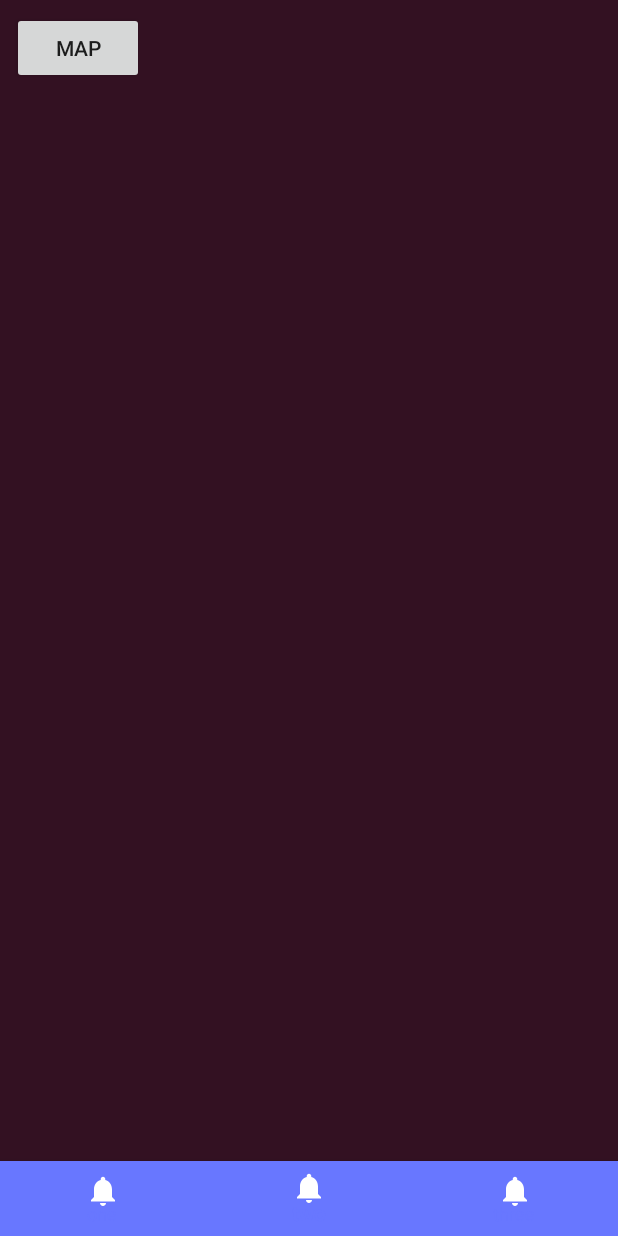
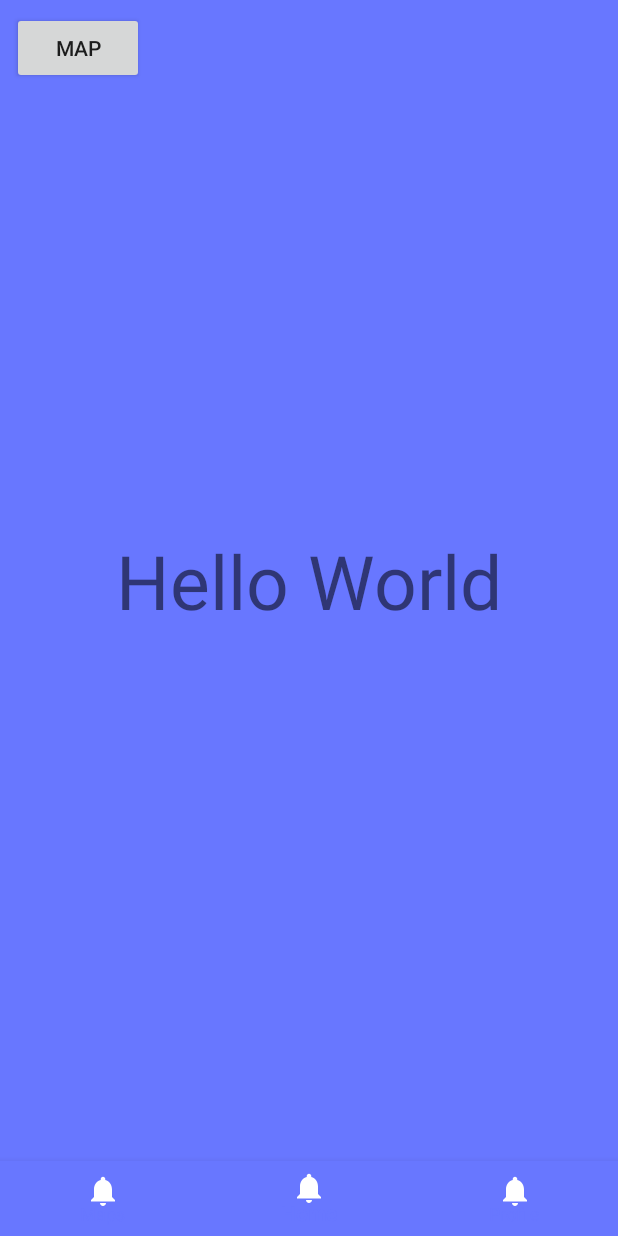
Before and after one commit to kylelainez/OOP-Project-Android, an Android app: the screen it shows after launch (MainActivity), item 2 of the bottom bar chosen, on a phone screen of 412 x 824 dp. Run offline under Robolectric (Android 15) with nearby library versions, the phone set to English and light mode, and no system bars.

Commit message:
Add/Edit Bottom Navigation
Added Fragments
Complete Bottom Nav Functionality

```diff
--- a/app/build.gradle
+++ b/app/build.gradle
@@ -23,8 +23,10 @@ dependencies {
     implementation 'androidx.appcompat:appcompat:1.0.2'
     implementation 'com.google.android.material:material:1.1.0-alpha09'
     implementation 'com.android.support.constraint:constraint-layout:1.1.3'
+    implementation 'androidx.legacy:legacy-support-v4:1.0.0'
     testImplementation 'junit:junit:4.12'
     androidTestImplementation 'androidx.test:runner:1.2.0'
     androidTestImplementation 'com.android.support.test.espresso:espresso-core:3.0.2'
     implementation 'com.google.android.gms:play-services:12.0.1'
+    implementation 'com.google.android.material:material:1.0.0-rc01'
 }
--- /dev/null
+++ b/app/src/main/java/com/kylelainez/oop_project_v1/HomeFragment.java
@@ -0,0 +1,18 @@
+package com.kylelainez.oop_project_v1;
+
+import android.os.Bundle;
+import android.view.LayoutInflater;
+import android.view.View;
+import android.view.ViewGroup;
+
+import androidx.annotation.NonNull;
+import androidx.annotation.Nullable;
+import androidx.fragment.app.Fragment;
+
+public class HomeFragment extends Fragment {
+    @Nullable
+    @Override
+    public View onCreateView(@NonNull LayoutInflater inflater, @Nullable ViewGroup container, @Nullable Bundle savedInstanceState) {
+       return inflater.inflate(R.layout.home_fragment,container,false);
+    }
+}
--- a/app/src/main/java/com/kylelainez/oop_project_v1/MainActivity.java
+++ b/app/src/main/java/com/kylelainez/oop_project_v1/MainActivity.java
@@ -3,16 +3,23 @@ package com.kylelainez.oop_project_v1;
 import android.app.Dialog;
 import android.content.Intent;
 import android.os.Bundle;
-import android.text.style.BackgroundColorSpan;
 import android.util.Log;
+import android.view.MenuItem;
 import android.view.View;
 import android.widget.Button;
 import android.widget.Toast;
 
+import androidx.annotation.NonNull;
+import androidx.appcompat.app.ActionBar;
 import androidx.appcompat.app.AppCompatActivity;
+import androidx.fragment.app.Fragment;
+import androidx.fragment.app.FragmentTransaction;
 
+
+import com.google.android.material.bottomnavigation.BottomNavigationView;
 import com.google.android.gms.common.ConnectionResult;
 import com.google.android.gms.common.GoogleApiAvailability;
+
 
 public class MainActivity extends AppCompatActivity {
 
@@ -24,40 +31,62 @@ public class MainActivity extends AppCompatActivity {
         setTheme(R.style.AppTheme_NoActionBar);
         super.onCreate(savedInstanceState);
         setContentView(R.layout.activity_main);
-        if(isServiceOK()){
+        if (isServiceOK()) {
             init();
         }
+
+        BottomNavigationView bottomNavigationView = findViewById(R.id.nav_view);
+        bottomNavigationView.setOnNavigationItemSelectedListener(navigationItemSelectedListener);
     }
 
-    public void init(){                                                                              //Initializes the button for opening map
+    private BottomNavigationView.OnNavigationItemSelectedListener navigationItemSelectedListener =
+            new BottomNavigationView.OnNavigationItemSelectedListener() {
+                @Override
+                public boolean onNavigationItemSelected(@NonNull MenuItem item) {
+                    Fragment fragment = null;
+                    switch (item.getItemId()){
+                        case R.id.home_navigation:
+                            fragment = new HomeFragment();
+                            break;
+                        case R.id.profile_navigation:
+                            fragment = new ProfileFragment();
+                            break;
+                        case R.id.maps_navigation:
+                            fragment = new MapFragment();
+                            break;
+                    }
+                    getSupportFragmentManager().beginTransaction().replace(R.id.frame_container,
+                    fragment).commit();
+                    return true;
+                }
+            };
+
+    public void init() {                                                                             //Initializes the button for opening map
         Button MapBtn = findViewById(R.id.MapBtn);
         MapBtn.setOnClickListener(new View.OnClickListener() {
             @Override
             public void onClick(View v) {
-                Intent intent = new Intent(MainActivity.this,MapActivity.class);
+                Intent intent = new Intent(MainActivity.this, MapActivity.class);
                 startActivity(intent);
             }
         });
     }
-    public void Try(){
-        System.out.println("Hello");
-    }
 
-    public boolean isServiceOK(){                                                                    //Checks whether all Services
+    public boolean isServiceOK() {                                                                   //Checks whether all Services
         Log.d(TAG, "isServiceOK: Checking Google Services Version");                            //Are up to date and working
 
         int available = GoogleApiAvailability.getInstance().isGooglePlayServicesAvailable(
                 MainActivity.this);
-        if(available == ConnectionResult.SUCCESS){
+        if (available == ConnectionResult.SUCCESS) {
             Log.d(TAG, "isServiceOK: Google Play Services is working");
             return true;
-        }else if (GoogleApiAvailability.getInstance().isUserResolvableError(available)){
+        } else if (GoogleApiAvailability.getInstance().isUserResolvableError(available)) {
             Log.d(TAG, "isServiceOK: Error occured but resolvable");
             Dialog dialog = GoogleApiAvailability.getInstance().getErrorDialog
-                    (MainActivity.this,available, ERROR_Dialog_Request);
+                    (MainActivity.this, available, ERROR_Dialog_Request);
             dialog.show();
-        }else{
-            Toast.makeText(this, "You can't make map request",Toast.LENGTH_SHORT).show();
+        } else {
+            Toast.makeText(this, "You can't make map request", Toast.LENGTH_SHORT).show();
         }
         return false;
     }
--- a/app/src/main/res/layout/activity_main.xml
+++ b/app/src/main/res/layout/activity_main.xml
@@ -21,11 +21,19 @@
         android:layout_alignParentBottom="true"
         android:background="?android:attr/windowBackground"
         android:visibility="visible"
+        android:elevation="5dp"
         app:itemBackground="@color/colorPrimary"
         app:itemIconTint="@color/white"
         app:itemTextColor="@color/colorPrimary"
         app:menu="@menu/bottom_nav_menu" />
 
+    <FrameLayout
+        android:layout_above="@+id/nav_view"
+        android:layout_width="match_parent"
+        android:layout_height="match_parent"
+        android:id="@+id/frame_container"
+        app:layout_behavior="@string/appbar_scrolling_view_behavior"
+        />
     <Button
         android:id="@+id/MapBtn"
         android:layout_width="wrap_content"
--- /dev/null
+++ b/app/src/main/res/layout/home_fragment.xml
@@ -0,0 +1,13 @@
+<?xml version="1.0" encoding="utf-8"?>
+<RelativeLayout xmlns:android="http://schemas.android.com/apk/res/android"
+    android:layout_width="match_parent" android:layout_height="match_parent"
+    android:background="@color/colorPrimary"
+    android:gravity="center">
+    <TextView
+        android:layout_width="wrap_content"
+        android:layout_height="wrap_content"
+        android:textSize="50dp"
+        android:text="Hello World"
+        />
+
+</RelativeLayout>
--- /dev/null
+++ b/app/src/main/res/layout/map_fragment.xml
@@ -0,0 +1,5 @@
+<?xml version="1.0" encoding="utf-8"?>
+<RelativeLayout xmlns:android="http://schemas.android.com/apk/res/android"
+    android:layout_width="match_parent" android:layout_height="match_parent">
+
+</RelativeLayout>
--- /dev/null
+++ b/app/src/main/res/layout/profile_fragment.xml
@@ -0,0 +1,5 @@
+<?xml version="1.0" encoding="utf-8"?>
+<RelativeLayout xmlns:android="http://schemas.android.com/apk/res/android"
+    android:layout_width="match_parent" android:layout_height="match_parent">
+
+</RelativeLayout>
--- a/app/src/main/res/menu/bottom_nav_menu.xml
+++ b/app/src/main/res/menu/bottom_nav_menu.xml
@@ -2,17 +2,17 @@
 <menu xmlns:android="http://schemas.android.com/apk/res/android">
 
     <item
-        android:id="@+id/navigation_one"
+        android:id="@+id/maps_navigation"
         android:icon="@drawable/ic_notifications_black_24dp"
         android:title="@string/botnav1" />
 
     <item
-        android:id="@+id/navigation_two"
+        android:id="@+id/home_navigation"
         android:icon="@drawable/ic_notifications_black_24dp"
         android:title="@string/botnav2" />
 
     <item
-        android:id="@+id/navigation_three"
+        android:id="@+id/profile_navigation"
         android:icon="@drawable/ic_notifications_black_24dp"
         android:title="@string/botnav3" />
 
--- a/app/src/main/res/values/strings.xml
+++ b/app/src/main/res/values/strings.xml
@@ -23,7 +23,7 @@
     <string name="full_profile">Full profile</string>
     <string name="search">Search bar</string>
 
-    <string name="botnav1">one</string>
-    <string name="botnav2">two</string>
-    <string name="botnav3">three</string>
+    <string name="botnav1">Maps</string>
+    <string name="botnav2">Home</string>
+    <string name="botnav3">Profile</string>
 </resources>
--- a/app/src/main/res/values/styles.xml
+++ b/app/src/main/res/values/styles.xml
@@ -10,6 +10,7 @@
     <style name="SplashTheme" parent="AppTheme.NoActionBar">
         <item name="android:windowBackground">@drawable/splash</item>
         <item name="windowActionBar">false</item>
+        <item name="android:statusBarColor">@color/transparent</item>
     </style>
 
 
```
Also changed, not shown: app/src/main/java/com/kylelainez/oop_project_v1/MapActivity.java (+43 -43 lines), app/src/main/java/com/kylelainez/oop_project_v1/MapFragment.java (added, +18 -0 lines), app/src/main/java/com/kylelainez/oop_project_v1/MapLocations.java (+9 -7 lines), app/src/main/java/com/kylelainez/oop_project_v1/ProfileFragment.java (added, +18 -0 lines).
